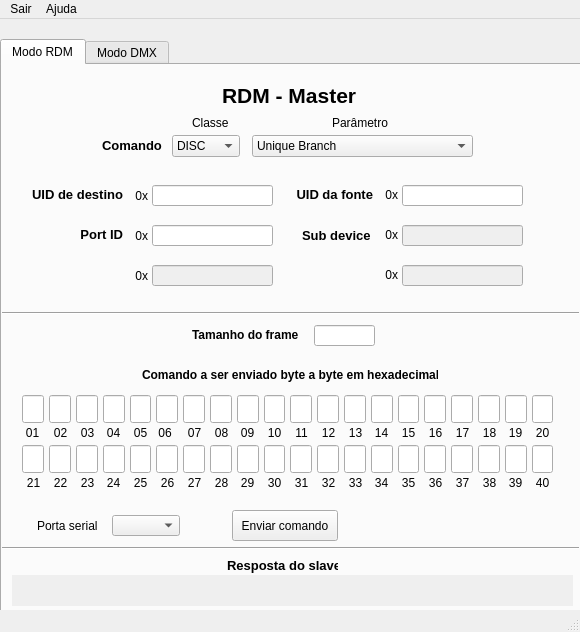
Qt form development/RDM_DMX_Master.ui (GuilhermeRS11/GUI_RDM_DMX_Master) before a commit.
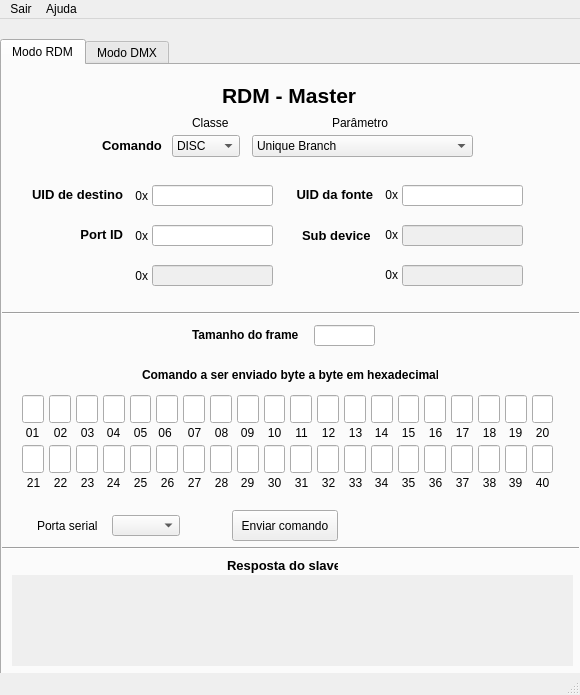
The same form after that commit. The open tabs and pages were chosen to show the change. Icons and pictures are not drawn.

```diff
--- a/development/RDM_DMX_Master.ui
+++ b/development/RDM_DMX_Master.ui
@@ -8,7 +8,7 @@
     <x>0</x>
     <y>0</y>
     <width>580</width>
-    <height>632</height>
+    <height>695</height>
    </rect>
   </property>
   <property name="windowTitle">
@@ -21,7 +21,7 @@
       <x>0</x>
       <y>20</y>
       <width>581</width>
-      <height>601</height>
+      <height>646</height>
      </rect>
     </property>
     <property name="palette">
@@ -189,7 +189,7 @@
         <x>10</x>
         <y>510</y>
         <width>561</width>
-        <height>31</height>
+        <height>91</height>
        </rect>
       </property>
       <property name="autoFillBackground">
```
Left out of the diff: 8 changed lines with no effect on the pictures.
